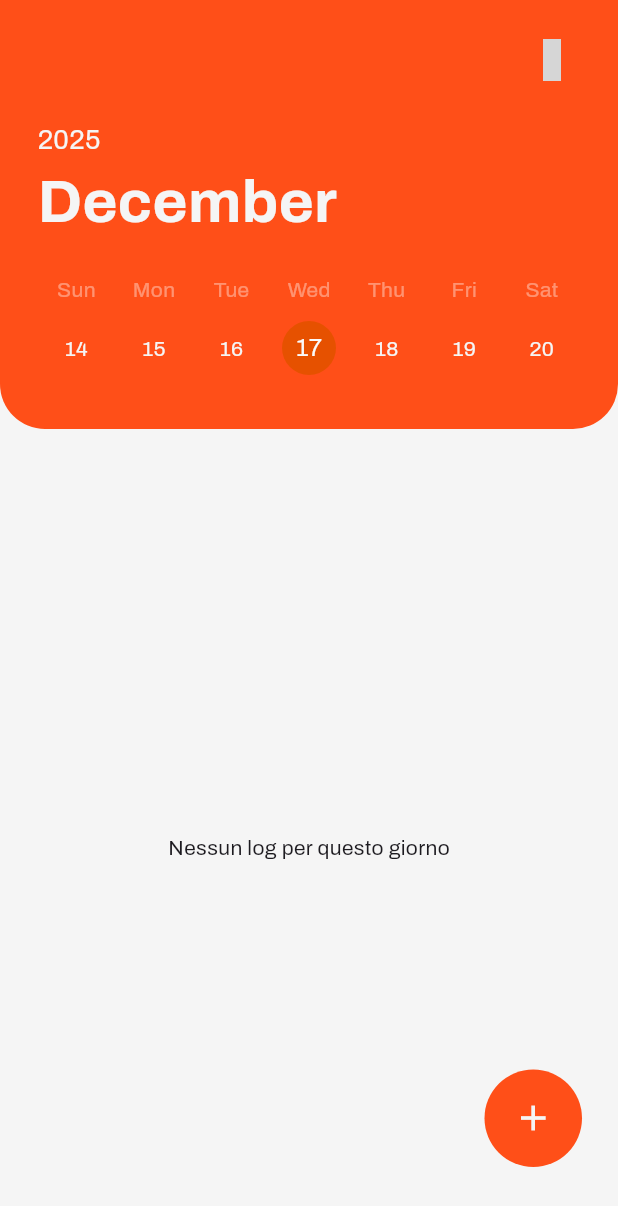
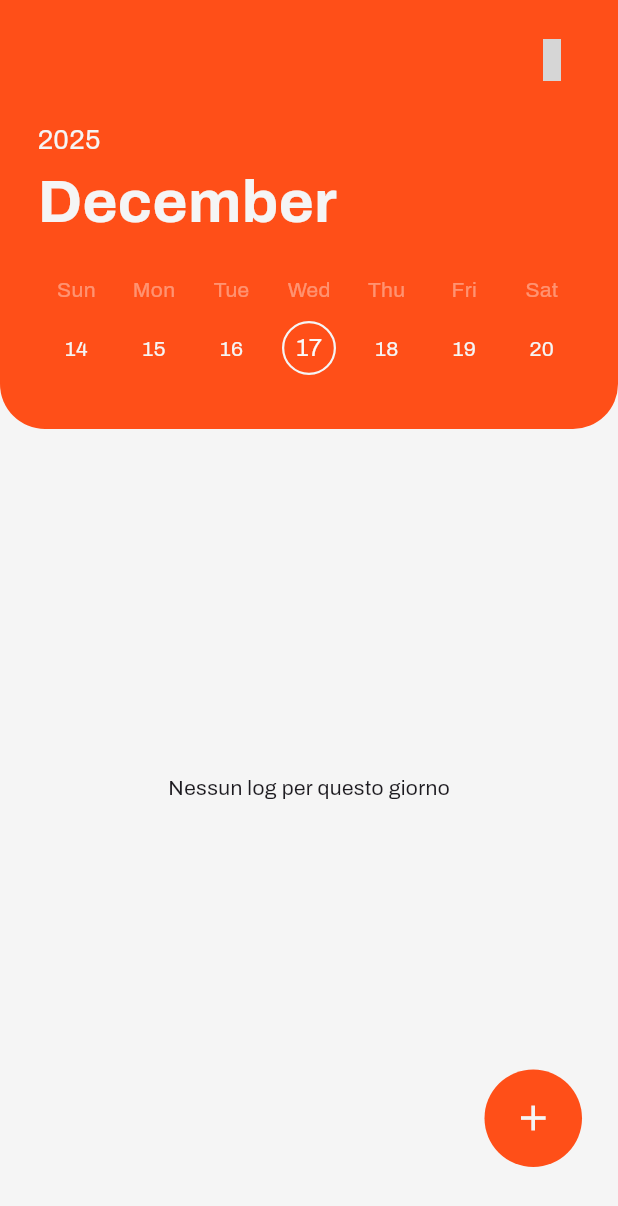
Before and after one commit to michele-biffi/logger, a Flutter app: the AddLogForm widget shown alone on an empty page, opened directly, after a tap on the "close" icon, on a phone screen of 412 x 824 dp. Shown: the top 1206 px of the screen. Run offline on Flutter 3.47's test engine with Material 3 defaults, Android fonts, the phone set to English and light mode, and no system bars; drawn by our look-alikes of table_calendar; our stand-ins replace flutter_dotenv, google_fonts, hugeicons, supabase_flutter; accounts and stored records are empty; grey boxes are pictures that could not be loaded.

Commit message:
fixed logs dialog e calendar ui

```diff
--- a/lib/components/add_log_dialog.dart
+++ b/lib/components/add_log_dialog.dart
@@ -6,7 +6,10 @@ Future<Map<String, dynamic>?> showAddLogModal(BuildContext context) {
   return showModalBottomSheet<Map<String, dynamic>>(
     context: context,
     isScrollControlled: true,
-    backgroundColor: Colors.transparent,
+    backgroundColor: CustomColors.whiteSmoke,
+    shape: const RoundedRectangleBorder(
+      borderRadius: BorderRadius.vertical(top: Radius.circular(20)),
+    ),
     builder: (context) {
       return Padding(
         padding: EdgeInsets.only(
@@ -45,14 +48,8 @@ class _AddLogFormState extends State<AddLogForm> {
 
   @override
   Widget build(BuildContext context) {
-    return Material(
-      color: Colors.transparent,
-      child: Container(
-        decoration: BoxDecoration(
-          color: CustomColors.whiteSmoke,
-          borderRadius: BorderRadius.vertical(top: Radius.circular(20)),
-        ),
-        padding: EdgeInsets.symmetric(vertical: 30, horizontal: 30),
+    return Container(
+      padding: const EdgeInsets.symmetric(vertical: 30, horizontal: 30),
       constraints: BoxConstraints(
         maxHeight: MediaQuery.of(context).size.height * 0.90,
       ),
@@ -62,13 +59,13 @@ class _AddLogFormState extends State<AddLogForm> {
           Row(
             mainAxisAlignment: MainAxisAlignment.spaceBetween,
             children: [
-                Text(
+              const Text(
                 'Add a Log',
                 style: TextStyle(fontSize: 30, fontWeight: FontWeight.bold),
               ),
               GestureDetector(
                 onTap: () => Navigator.of(context).pop(),
-                  child: Icon(Icons.close, color: Colors.black, size: 28),
+                child: const Icon(Icons.close, color: Colors.black, size: 28),
               ),
             ],
           ),
@@ -80,14 +77,14 @@ class _AddLogFormState extends State<AddLogForm> {
                   crossAxisAlignment: CrossAxisAlignment.start,
                   children: [
                     const SizedBox(height: 20),
-                      Text(
+                    const Text(
                       'Log details',
                       style: TextStyle(fontSize: 16, color: Colors.black),
                     ),
                     const SizedBox(height: 15),
                     TextFormField(
                       controller: _titleController,
-                        decoration: InputDecoration(
+                      decoration: const InputDecoration(
                         hintText: 'Title',
                         contentPadding: EdgeInsets.symmetric(
                           vertical: 8,
@@ -95,11 +92,11 @@ class _AddLogFormState extends State<AddLogForm> {
                         ),
                       ),
                     ),
-                      SizedBox(height: 12),
+                    const SizedBox(height: 12),
                     TextFormField(
                       controller: _descriptionController,
                       maxLines: 3,
-                        decoration: InputDecoration(
+                      decoration: const InputDecoration(
                         hintText: 'Description',
                         contentPadding: EdgeInsets.symmetric(
                           vertical: 8,
@@ -107,12 +104,12 @@ class _AddLogFormState extends State<AddLogForm> {
                         ),
                       ),
                     ),
-                      SizedBox(height: 25),
-                      Text(
+                    const SizedBox(height: 25),
+                    const Text(
                       'Starting time',
                       style: TextStyle(fontSize: 16, color: Colors.black),
                     ),
-                      SizedBox(height: 15),
+                    const SizedBox(height: 15),
                     TimePickerDropdown(
                       onTimeSelected: (time) {
                         setState(() {
@@ -139,18 +136,18 @@ class _AddLogFormState extends State<AddLogForm> {
                     //   },
                     //   initialTime: _endTime,
                     // ),
-                      SizedBox(height: 25),
-                      Text(
+                    const SizedBox(height: 25),
+                    const Text(
                       'Effort in minutes',
                       style: TextStyle(fontSize: 16, color: Colors.black),
                     ),
-                      SizedBox(height: 15),
+                    const SizedBox(height: 15),
                     SizedBox(
                       width: 90,
                       child: TextFormField(
                         controller: _effortController,
                         keyboardType: TextInputType.number,
-                          decoration: InputDecoration(
+                        decoration: const InputDecoration(
                           hintText: 'es. 60',
                           border: OutlineInputBorder(),
                         ),
@@ -187,7 +184,7 @@ class _AddLogFormState extends State<AddLogForm> {
                           ),
                         ),
                         const SizedBox(width: 8),
-                          Text(
+                        const Text(
                           'Important',
                           style: TextStyle(
                             fontSize: 16,
@@ -225,9 +222,10 @@ class _AddLogFormState extends State<AddLogForm> {
                   shape: RoundedRectangleBorder(
                     borderRadius: BorderRadius.circular(12),
                   ),
-                    padding: EdgeInsets.symmetric(vertical: 12, horizontal: 24),
+                  padding:
+                      const EdgeInsets.symmetric(vertical: 12, horizontal: 24),
                 ),
-                  child: Center(
+                child: const Center(
                   child: Text(
                     'SAVE',
                     style: TextStyle(
@@ -241,7 +239,6 @@ class _AddLogFormState extends State<AddLogForm> {
           ),
         ],
       ),
-      ),
     );
   }
 }
--- a/lib/pages/calendar_page.dart
+++ b/lib/pages/calendar_page.dart
@@ -170,8 +170,8 @@ class _CalendarPageState extends State<CalendarPage> {
                   availableCalendarFormats: const {CalendarFormat.week: ''},
                   rowHeight: 48,
                   daysOfWeekHeight: 30,
-                  firstDay: DateTime.utc(2020, 1, 1),
-                  lastDay: DateTime.utc(2030, 12, 31),
+                  firstDay: DateTime.utc(2025, 1, 1),
+                  lastDay: DateTime.utc(2035, 12, 31),
                   focusedDay: _focusedDay,
                   selectedDayPredicate: (day) {
                     return isSameDay(_selectedDay, day);
@@ -200,7 +200,10 @@ class _CalendarPageState extends State<CalendarPage> {
                       shape: BoxShape.circle,
                     ),
                     selectedDecoration: BoxDecoration(
-                      color: Colors.orange.shade900,
+                      border: BoxBorder.all(
+                        color: CustomColors.whiteSmoke,
+                        width: 1.5,
+                      ),
                       shape: BoxShape.circle,
                     ),
                     defaultTextStyle: const TextStyle(
@@ -231,7 +234,12 @@ class _CalendarPageState extends State<CalendarPage> {
                     ),
                   )
                 : _logs.isEmpty
-                ? const Center(child: Text("Nessun log per questo giorno"))
+                ? const Center(
+                    child: Padding(
+                      padding: EdgeInsets.only(bottom: 80),
+                      child: Text("Nessun log per questo giorno"),
+                    ),
+                  )
                 : ListView.builder(
                     padding: const EdgeInsets.symmetric(
                       vertical: 0,
```
Lines whose indentation alone changed are shown as unchanged.
